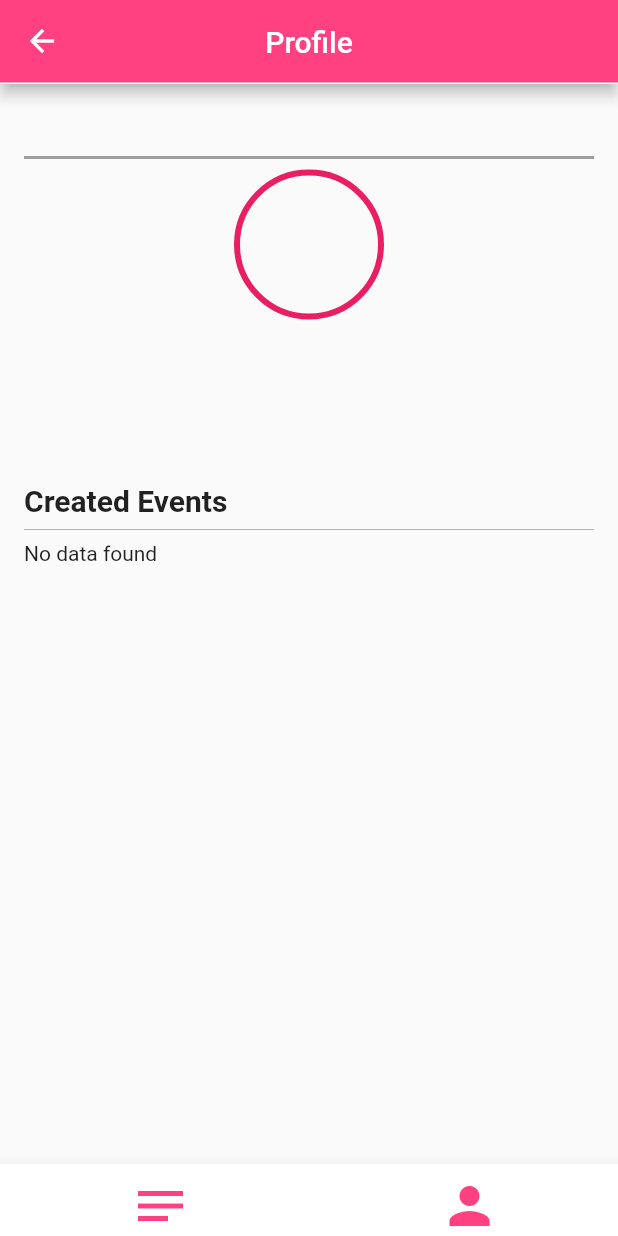
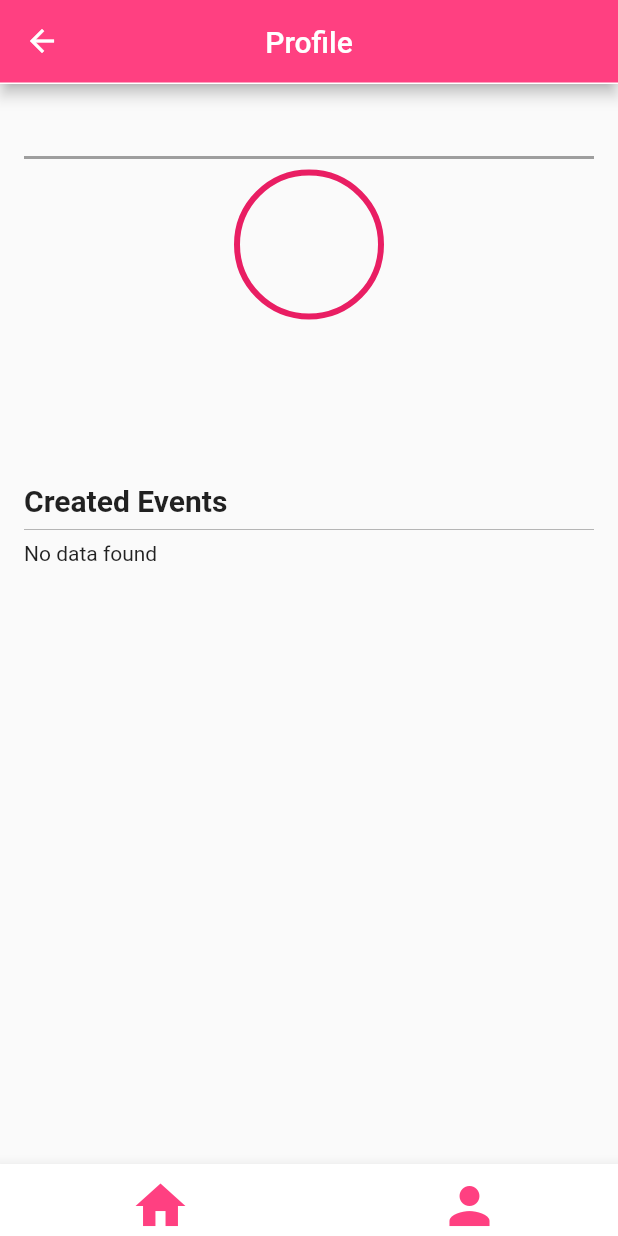
Before and after one commit to pecalevskastefani/event_planner, a Flutter app: the ProfilePage screen opened by its route, after a tap on the "person" icon, on a phone screen of 412 x 824 dp. Run offline on Flutter 3.47's test engine with Material 2 defaults, Android fonts, the phone set to English and light mode, and no system bars; our stand-ins replace cloud_firestore, file_picker, firebase_auth, firebase_core, google_sign_in; accounts and stored records are empty; network calls fail.

```diff
--- a/lib/customViews/CustomAppBars.dart
+++ b/lib/customViews/CustomAppBars.dart
@@ -34,20 +34,22 @@ class CustomBottomAppBar extends StatelessWidget {
         children: [
           IconButton(
             onPressed: () {
-              // Add functionality for notes icon
-              // Customize the behavior when the notes icon is pressed
-            },
+              Navigator.pushNamed(
+                context,
+                '/',
+              );},
             icon: Icon(
-              Icons.notes,
+              Icons.home,
               size: 40.0,
               color: Colors.pinkAccent,
             ),
           ),
           IconButton(
             onPressed: () {
-              // Add functionality for profile icon
-              // Customize the behavior when the profile icon is pressed
-            },
+              Navigator.pushNamed(
+                  context,
+                  '/profile_page',
+              );},
             icon: Icon(
               Icons.person,
               size: 40.0,
--- a/lib/models/event.dart
+++ b/lib/models/event.dart
@@ -7,7 +7,7 @@ class Event {
   late final String? cateringPrice;
   late final String? sweetsPrice;
   late final String? musicPrice;
-  late final String totalPrice;
+  late final int totalPrice;
 
   Event({ this.eventName = "",
     this.eventType = "",
@@ -17,5 +17,5 @@ class Event {
     this.cateringPrice = "",
     this.sweetsPrice = "",
     this.musicPrice = "",
-    this.totalPrice = ""});
+    this.totalPrice = 0});
 }
--- a/lib/screens/profilePage/profile_page.dart
+++ b/lib/screens/profilePage/profile_page.dart
@@ -160,7 +160,10 @@ class _ProfilePageState extends State<ProfilePage> {
                                                   text: 'View Details',
                                                   onPressed: () {
                                                     Navigator.pushNamed(
-                                                        context, '/event_details');
+                                                        context,
+                                                        '/event_details',
+                                                        arguments: event,
+                                                    );
                                                   },
                                                 ),
                                               ],
--- a/lib/services/profile_service.dart
+++ b/lib/services/profile_service.dart
@@ -72,6 +72,10 @@ class ProfileService {
               eventDate: eventData['eventDate'],
               eventTime: eventData['eventTime'],
               address: eventData['location'],
+              musicPrice: eventData['musicPrice'],
+              cateringPrice: eventData['cateringPrice'],
+              sweetsPrice: eventData['sweetsPrice'],
+              totalPrice: eventData['totalPrice'],
             );
             userEvents.add(event);
           }
```
Also changed, not shown: lib/screens/eventDetails/event_details.dart (+35 -12 lines).
